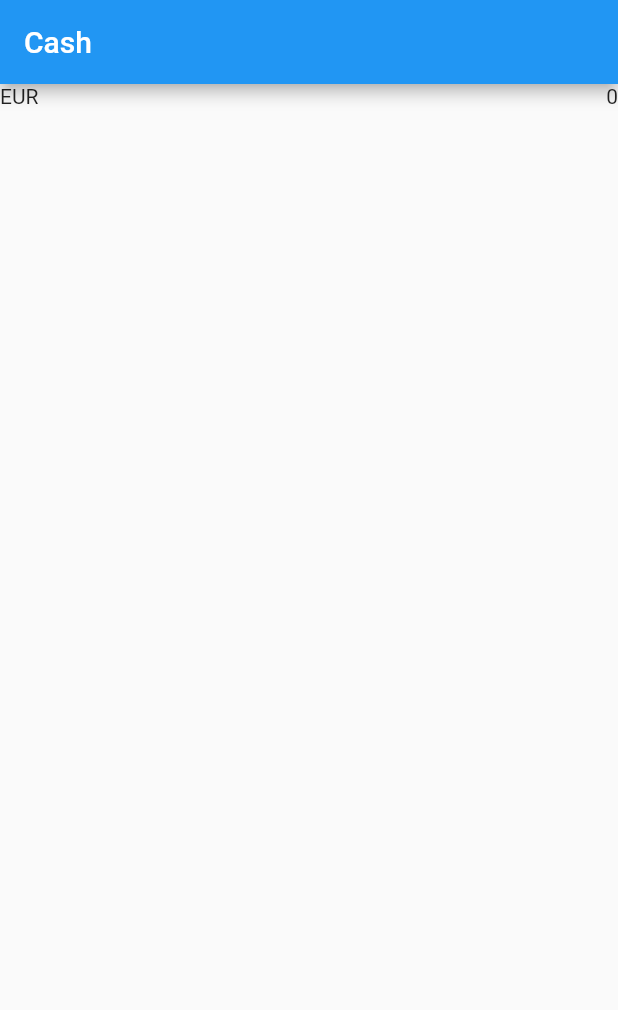
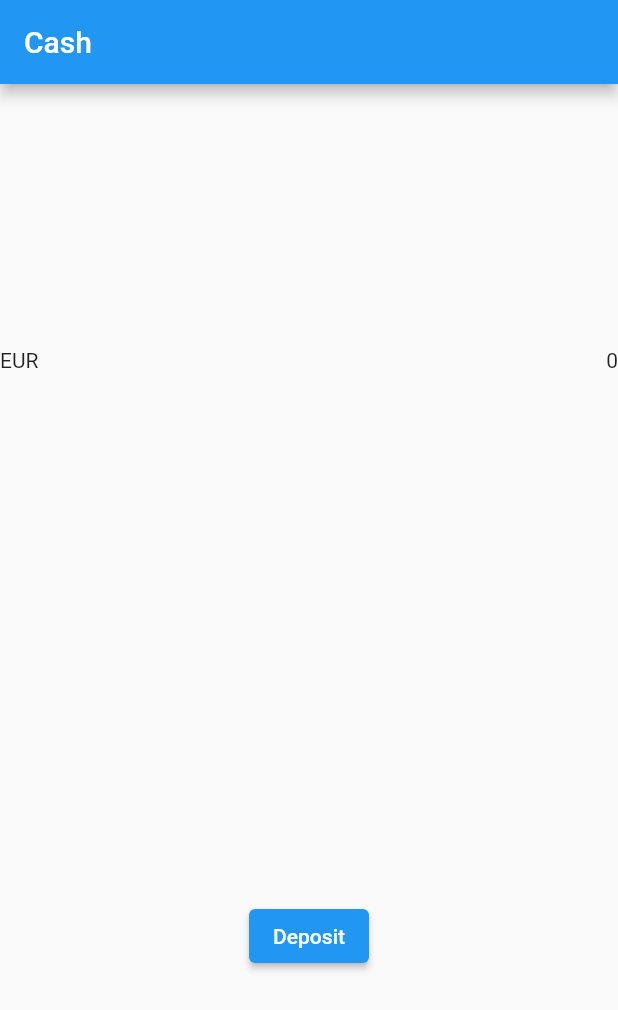
Before and after one commit to kupukctep/exchange, a Flutter app: the screen it shows after launch, on a phone screen of 412 x 824 dp. Shown: the top 1010 px of the screen. Run offline on Flutter 3.47's test engine with Material 2 defaults, Android fonts, the phone set to English and light mode, and no system bars.

Commit message:
add deposit page

```diff
--- a/exchange_flutter/lib/pages/cash_page.dart
+++ b/exchange_flutter/lib/pages/cash_page.dart
@@ -1,3 +1,4 @@
+import 'package:exchange_flutter/pages/deposit_page.dart';
 import 'package:flutter/material.dart';
 
 class CashPage extends StatefulWidget {
@@ -13,16 +14,21 @@ class _CashPageState extends State<CashPage> {
   @override
   Widget build(BuildContext context) {
     return Scaffold(
-      appBar: AppBar(
-        title: const Text("Cash"),
-      ),
-      body: Row(
-        mainAxisAlignment: MainAxisAlignment.spaceBetween,
-        children: [
-          const Text("EUR"),
-          Text("$_amount")
-        ],
-      ),
-    );
+        appBar: AppBar(
+          title: const Text("Cash"),
+        ),
+        body: Column(
+          mainAxisAlignment: MainAxisAlignment.spaceAround,
+          children: [
+            Row(
+              mainAxisAlignment: MainAxisAlignment.spaceBetween,
+              children: [const Text("EUR"), Text("$_amount")],
+            ),
+            ElevatedButton(
+                onPressed: () => Navigator.of(context).push(MaterialPageRoute(builder: (context) => const DepositPage())),
+                child: const Text("Deposit")
+              )
+          ],
+        ));
   }
 }
--- /dev/null
+++ b/exchange_flutter/lib/pages/deposit_page.dart
@@ -0,0 +1,15 @@
+import 'package:flutter/material.dart';
+
+class DepositPage extends StatelessWidget {
+  const DepositPage({Key? key}) : super(key: key);
+
+  @override
+  Widget build(BuildContext context) {
+    return Scaffold(
+      appBar: AppBar(
+        title: const Text("Make a deposit"),
+      ),
+      body: const Center(child: Text("Let's deposit some money!")),
+    );
+  }
+}
```
Also changed, not shown: exchange_flutter/lib/main.dart (line endings or trailing spaces).
